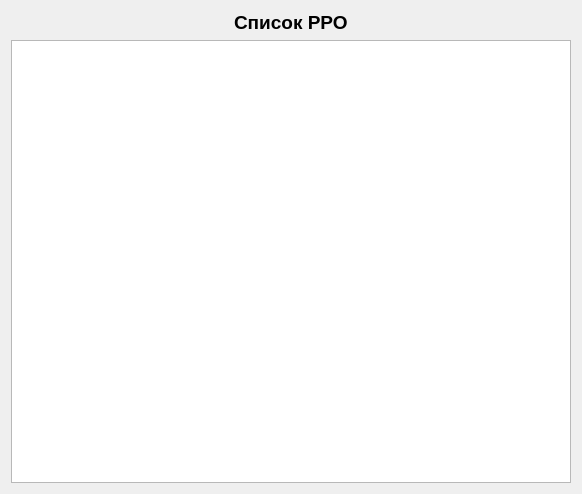
The window that rrolistdialog.ui (rust3128/Stamps) describes before a commit, drawn with Qt 5.
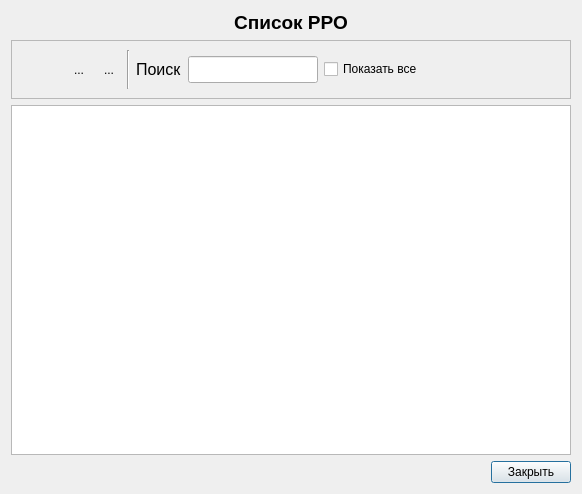
The same window after the commit. Icons and pictures are not drawn.

The edit to the form file:
```diff
--- a/rrolistdialog.ui
+++ b/rrolistdialog.ui
@@ -13,23 +13,17 @@
   <property name="windowTitle">
    <string>Dialog</string>
   </property>
-  <layout class="QGridLayout" name="gridLayout">
-   <item row="0" column="0" alignment="Qt::AlignHCenter|Qt::AlignVCenter">
-    <widget class="QLabel" name="label">
-     <property name="font">
-      <font>
-       <pointsize>14</pointsize>
-       <weight>75</weight>
-       <bold>true</bold>
-      </font>
-     </property>
-     <property name="text">
-      <string>Список РРО</string>
-     </property>
-    </widget>
-   </item>
-   <item row="1" column="0">
+  <layout class="QGridLayout" name="gridLayout_2">
+   <item row="2" column="0" colspan="2">
     <widget class="QTableView" name="tableView">
+     <property name="font">
+      <font>
+       <pointsize>12</pointsize>
+      </font>
+     </property>
+     <property name="contextMenuPolicy">
+      <enum>Qt::DefaultContextMenu</enum>
+     </property>
      <property name="editTriggers">
       <set>QAbstractItemView::NoEditTriggers</set>
      </property>
@@ -47,6 +41,190 @@
      </property>
     </widget>
    </item>
+   <item row="1" column="0" colspan="2">
+    <widget class="QFrame" name="frame">
+     <property name="frameShape">
+      <enum>QFrame::StyledPanel</enum>
+     </property>
+     <property name="frameShadow">
+      <enum>QFrame::Raised</enum>
+     </property>
+     <layout class="QGridLayout" name="gridLayout">
+      <item row="0" column="6">
+       <widget class="QLineEdit" name="lineEditFind">
+        <property name="maximumSize">
+         <size>
+          <width>130</width>
+          <height>16777215</height>
+         </size>
+        </property>
+        <property name="font">
+         <font>
+          <pointsize>12</pointsize>
+         </font>
+        </property>
+        <property name="toolTip">
+         <string>&lt;html&gt;&lt;head/&gt;&lt;body&gt;&lt;p&gt;Введите томер терминала, ЗН или ФН для поиска&lt;/p&gt;&lt;/body&gt;&lt;/html&gt;</string>
+        </property>
+       </widget>
+      </item>
+      <item row="0" column="3">
+       <widget class="Line" name="line">
+        <property name="orientation">
+         <enum>Qt::Vertical</enum>
+        </property>
+       </widget>
+      </item>
+      <item row="0" column="0">
+       <widget class="QToolButton" name="toolButtonNew">
+        <property name="toolTip">
+         <string>&lt;html&gt;&lt;head/&gt;&lt;body&gt;&lt;p&gt;&lt;span style=&quot; font-size:10pt;&quot;&gt;Новый РРО... Ins&lt;/span&gt;&lt;/p&gt;&lt;/body&gt;&lt;/html&gt;</string>
+        </property>
+        <property name="text">
+         <string/>
+        </property>
+        <property name="icon">
+         <iconset resource="resource.qrc">
+          <normaloff>:/Image/new.png</normaloff>:/Image/new.png</iconset>
+        </property>
+        <property name="iconSize">
+         <size>
+          <width>32</width>
+          <height>32</height>
+         </size>
+        </property>
+        <property name="shortcut">
+         <string>Ins</string>
+        </property>
+        <property name="autoRaise">
+         <bool>true</bool>
+        </property>
+       </widget>
+      </item>
+      <item row="0" column="1">
+       <widget class="QToolButton" name="toolButtonEdit">
+        <property name="toolTip">
+         <string>&lt;html&gt;&lt;head/&gt;&lt;body&gt;&lt;p&gt;&lt;span style=&quot; font-size:10pt;&quot;&gt;Изменить информации по РРО... Ctrl+E&lt;/span&gt;&lt;/p&gt;&lt;/body&gt;&lt;/html&gt;</string>
+        </property>
+        <property name="text">
+         <string>...</string>
+        </property>
+        <property name="icon">
+         <iconset resource="resource.qrc">
+          <normaloff>:/Image/edit.png</normaloff>:/Image/edit.png</iconset>
+        </property>
+        <property name="iconSize">
+         <size>
+          <width>32</width>
+          <height>32</height>
+         </size>
+        </property>
+        <property name="shortcut">
+         <string>Ctrl+E</string>
+        </property>
+        <property name="autoRaise">
+         <bool>true</bool>
+        </property>
+       </widget>
+      </item>
+      <item row="0" column="5">
+       <widget class="QLabel" name="label_2">
+        <property name="font">
+         <font>
+          <pointsize>12</pointsize>
+         </font>
+        </property>
+        <property name="text">
+         <string>Поиск</string>
+        </property>
+       </widget>
+      </item>
+      <item row="0" column="2">
+       <widget class="QToolButton" name="toolButtonDelete">
+        <property name="toolTip">
+         <string>&lt;html&gt;&lt;head/&gt;&lt;body&gt;&lt;p&gt;Удалить РРО.. Del&lt;/p&gt;&lt;/body&gt;&lt;/html&gt;</string>
+        </property>
+        <property name="text">
+         <string>...</string>
+        </property>
+        <property name="icon">
+         <iconset resource="resource.qrc">
+          <normaloff>:/Image/delete.png</normaloff>:/Image/delete.png</iconset>
+        </property>
+        <property name="iconSize">
+         <size>
+          <width>32</width>
+          <height>32</height>
+         </size>
+        </property>
+        <property name="shortcut">
+         <string>Del</string>
+        </property>
+        <property name="autoRaise">
+         <bool>true</bool>
+        </property>
+       </widget>
+      </item>
+      <item row="0" column="8">
+       <spacer name="horizontalSpacer">
+        <property name="orientation">
+         <enum>Qt::Horizontal</enum>
+        </property>
+        <property name="sizeHint" stdset="0">
+         <size>
+          <width>40</width>
+          <height>20</height>
+         </size>
+        </property>
+       </spacer>
+      </item>
+      <item row="0" column="7">
+       <widget class="QCheckBox" name="checkBox">
+        <property name="text">
+         <string>Показать все</string>
+        </property>
+       </widget>
+      </item>
+     </layout>
+    </widget>
+   </item>
+   <item row="0" column="0" colspan="2">
+    <widget class="QLabel" name="label">
+     <property name="font">
+      <font>
+       <pointsize>14</pointsize>
+       <weight>75</weight>
+       <bold>true</bold>
+      </font>
+     </property>
+     <property name="text">
+      <string>Список РРО</string>
+     </property>
+     <property name="alignment">
+      <set>Qt::AlignCenter</set>
+     </property>
+    </widget>
+   </item>
+   <item row="3" column="1">
+    <widget class="QPushButton" name="pushButton">
+     <property name="text">
+      <string>Закрыть</string>
+     </property>
+    </widget>
+   </item>
+   <item row="3" column="0">
+    <spacer name="horizontalSpacer_2">
+     <property name="orientation">
+      <enum>Qt::Horizontal</enum>
+     </property>
+     <property name="sizeHint" stdset="0">
+      <size>
+       <width>40</width>
+       <height>20</height>
+      </size>
+     </property>
+    </spacer>
+   </item>
   </layout>
  </widget>
  <resources/>
```
Left out of the diff: 4 changed lines with no effect on the pictures.
